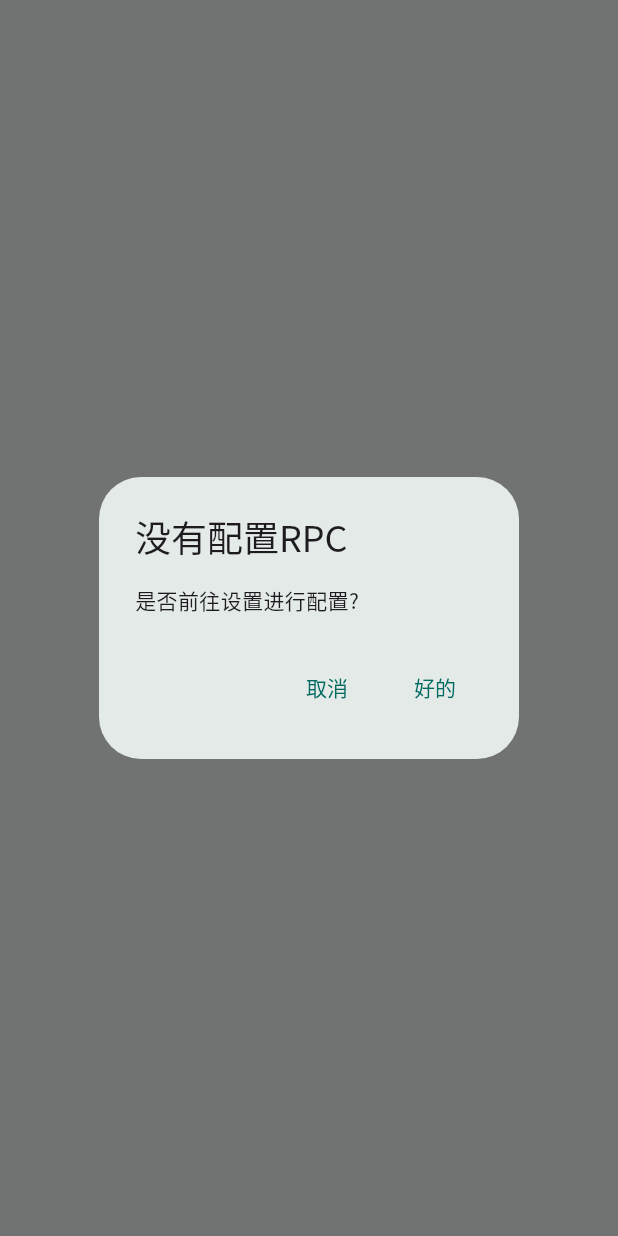
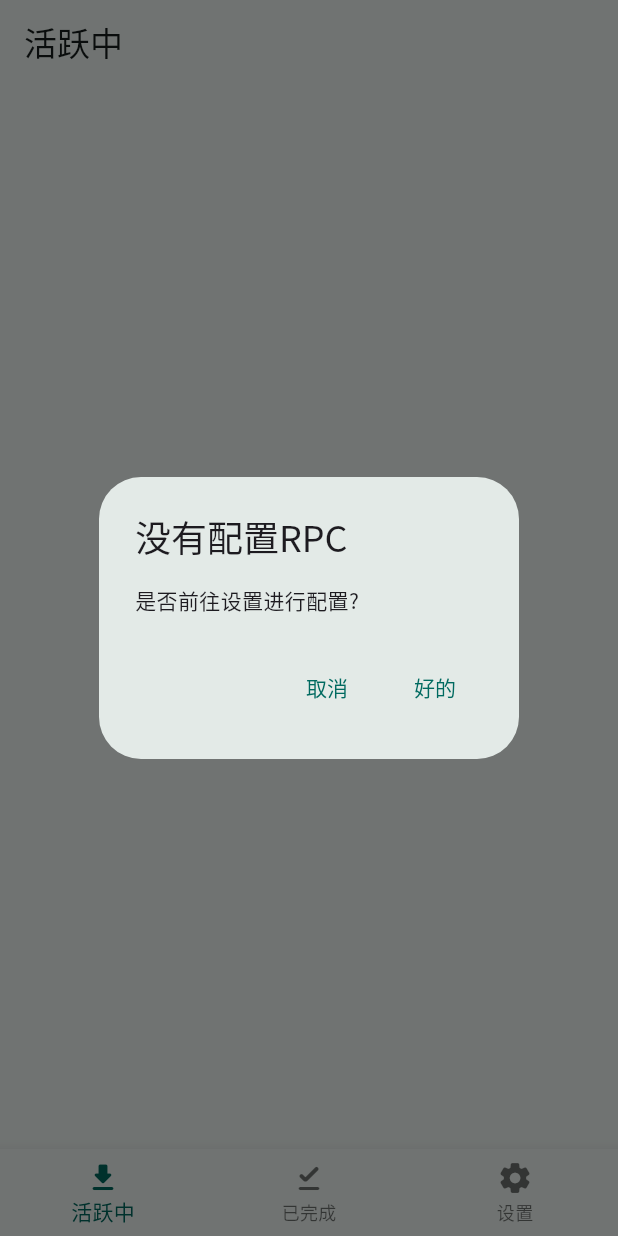
Before and after one commit to Zhoucheng133/Aria-Remote, a Flutter app: the screen it shows after launch, on a phone screen of 412 x 824 dp. Run offline on Flutter 3.47's test engine with Material 3 defaults, Android fonts, the phone set to English and light mode, and no system bars; our stand-ins replace adaptive_dialog, get, google_fonts, shared_preferences.

Commit message:
添加底部导航栏

```diff
--- a/lib/home.dart
+++ b/lib/home.dart
@@ -1,4 +1,5 @@
 import 'package:aria_remote/utils/get_functions.dart';
+import 'package:aria_remote/utils/get_pages.dart';
 import 'package:flutter/material.dart';
 import 'package:get/get.dart';
 
@@ -12,6 +13,7 @@ class Home extends StatefulWidget {
 class _HomeState extends State<Home> {
 
   final GetFunctions functions=Get.find();
+  final GetPages pages=Get.find();
 
   @override
   void initState() {
@@ -23,10 +25,36 @@ class _HomeState extends State<Home> {
 
   @override
   Widget build(BuildContext context) {
-    return const Scaffold(
-      body: Center(
-        child: Text('hello world'),
-      ),
+    return Obx(()=>
+      Scaffold(
+        appBar: AppBar(
+          title: Text(pages.nameController()),
+        ),
+        bottomNavigationBar: BottomNavigationBar(
+          currentIndex: pages.page.value.index,
+          onTap: (index){
+            pages.page.value=Pages.values[index];
+          },
+          items: const [
+            BottomNavigationBarItem(
+              icon: Icon(Icons.download_rounded),
+              label: '活跃中',
+            ),
+            BottomNavigationBarItem(
+              icon: Icon(Icons.download_done_rounded),
+              label: '已完成',
+            ),
+            BottomNavigationBarItem(
+              icon: Icon(Icons.settings_rounded),
+              label: '设置',
+            )
+          ]
+        ),
+        body: const Center(
+          child: Text('hello world'),
+        ),
+      )
     );
+
   }
 }
--- a/lib/main.dart
+++ b/lib/main.dart
@@ -8,9 +8,9 @@ import 'package:get/get.dart';
 import 'package:google_fonts/google_fonts.dart';
 
 void main() {
+  Get.put(GetPages());
   Get.put(GetSettings());
   Get.put(GetFunctions());
-  Get.put(GetPages());
   runApp(const MainApp());
 }
 
@@ -41,15 +41,19 @@ class _MainAppState extends State<MainApp> {
     return Obx(()=>
       GetMaterialApp(
         theme: settings.darkMode.value ? ThemeData.dark().copyWith(
+          splashColor: Colors.transparent,
+          highlightColor: Colors.transparent,
           textTheme: GoogleFonts.notoSansScTextTheme().apply(
-              bodyColor: Colors.white,
-              displayColor: Colors.white,
+            bodyColor: Colors.white,
+            displayColor: Colors.white,
           ),
           colorScheme: ColorScheme.fromSeed(
-              seedColor: Colors.teal,
-              brightness: Brightness.dark,
+            seedColor: Colors.teal,
+            brightness: Brightness.dark,
           )
         ) : ThemeData(
+            splashColor: Colors.transparent,
+            highlightColor: Colors.transparent,
             colorScheme: ColorScheme.fromSeed(seedColor: Colors.teal),
             textTheme: GoogleFonts.notoSansScTextTheme(),
         ),
--- a/lib/utils/get_pages.dart
+++ b/lib/utils/get_pages.dart
@@ -8,4 +8,13 @@ enum Pages{
 
 class GetPages extends GetxController{
   Rx<Pages> page=Rx(Pages.active);
+
+  String nameController(){
+    if(page.value==Pages.active){
+      return "活跃中";
+    }else if(page.value==Pages.finished){
+      return '已完成';
+    }
+    return '设置';
+  }
 }
```
